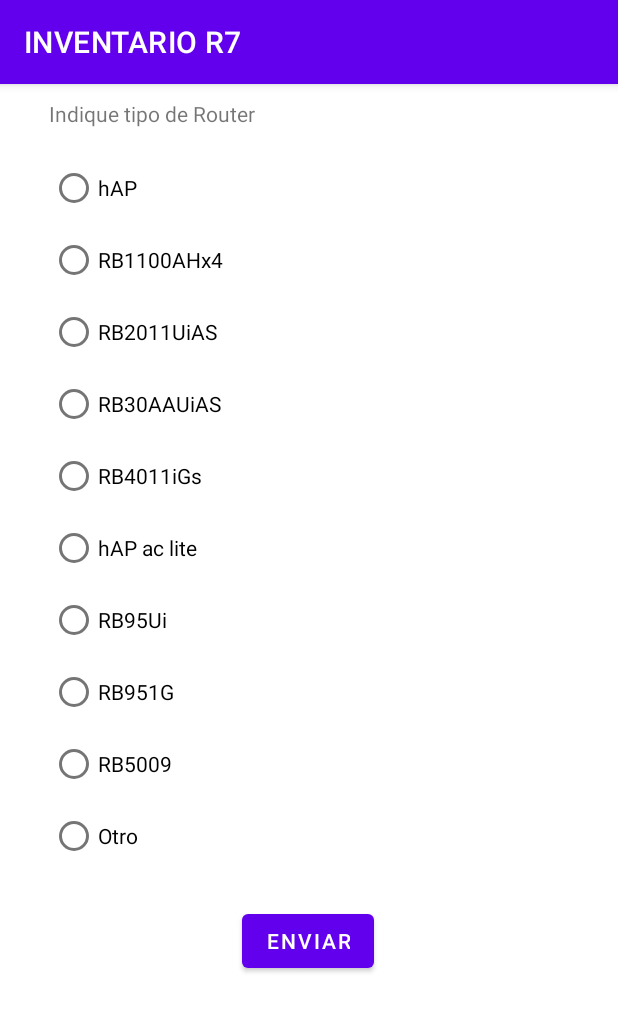
After one commit to MontesJuan1256672/INVENTARIO-R7, an Android app: the TipoDeRouter screen opened directly, with no data from a screen before it, on a phone screen of 412 x 824 dp. The commit adds this screen. Shown: the top 1012 px of the screen. Run offline under Robolectric (Android 15) with nearby library versions, the phone set to English and light mode, and no system bars.

Commit message:
11-01-2023

```diff
--- a/app/src/main/java/com/example/inventarior7/TipoDeMaterial.java
+++ b/app/src/main/java/com/example/inventarior7/TipoDeMaterial.java
@@ -164,6 +164,8 @@ public class TipoDeMaterial extends AppCompatActivity {
 
 
             //TODO salto a actividad TipoDeRouter
+            Intent tipoDeRaouter = new Intent(getApplicationContext(), TipoDeRouter.class);
+            startActivity(tipoDeRaouter);
         }
 
         else if(radBtnRadio.isChecked()) {
--- /dev/null
+++ b/app/src/main/java/com/example/inventarior7/TipoDeRouter.java
@@ -0,0 +1,144 @@
+package com.example.inventarior7;
+
+import androidx.appcompat.app.AppCompatActivity;
+
+import android.content.Intent;
+import android.os.Bundle;
+import android.view.View;
+import android.widget.RadioButton;
+import android.widget.RadioGroup;
+import android.widget.Toast;
+
+public class TipoDeRouter extends AppCompatActivity {
+    private RadioButton radBtnRouter_hAP;
+    private RadioButton radBtnRouter_RB1100;
+    private RadioButton radBtnRouter_RB2011;
+    private RadioButton radBtnRouter_RB30AA;
+    private RadioButton radBtnRouter_RB4011;
+    private RadioButton radBtnRouter_hAP_ac;
+    private RadioButton radBtnRouter_RB95;
+    private RadioButton radBtnRouter_RB951G;
+    private RadioButton radBtnRouter_RB5009;
+    private RadioButton radBtnRouter_otro;
+
+    private String str;
+
+    private RadioGroup radioGroup;
+
+
+    @Override
+    protected void onCreate(Bundle savedInstanceState) {
+        super.onCreate(savedInstanceState);
+        setContentView(R.layout.activity_tipo_de_router);
+
+        radBtnRouter_hAP = findViewById(R.id.radioButtonRouter_hAP);
+        radBtnRouter_RB1100 = findViewById(R.id.radioButtonRouter_RB1100);
+        radBtnRouter_RB2011 = findViewById(R.id.radioButtonRouter_RB2011);
+        radBtnRouter_RB30AA = findViewById(R.id.radioButtonRouter_30AA);
+        radBtnRouter_RB4011 = findViewById(R.id.radioButtonRouter_4011);
+        radBtnRouter_hAP_ac = findViewById(R.id.radioButtonRouter_hAP_ac);
+        radBtnRouter_RB95 = findViewById(R.id.radioButtonRouter_RB95);
+        radBtnRouter_RB951G = findViewById(R.id.radioButtonRouter_RB951G);
+        radBtnRouter_RB5009 = findViewById(R.id.radioButtonRouter_RB5009);
+        radBtnRouter_otro = findViewById(R.id.radioButtonRouter_otro);
+
+        radioGroup = findViewById(R.id.radioGroup20);
+    }
+
+    public void getTipoDeRouter(View view){
+        Intent marcaDeRouter = new Intent(getApplicationContext(), MarcaDeRouter.class);
+
+        if (radBtnRouter_hAP.isChecked()){
+            str = "hAP";
+
+            //TODO almacenar coaxial como tipo de cable en BD
+
+            //saltar a MarcaDeCable
+            startActivity(marcaDeRouter);
+        }
+
+        else if (radBtnRouter_RB1100.isChecked()){
+            str = "RB1100AHx4";
+
+            //TODO almacenar UTP como tipo de cable en BD
+
+            //saltar a MarcaDeCable
+            startActivity(marcaDeRouter);
+        }
+
+        else if (radBtnRouter_RB2011.isChecked()){
+            str = "RB2011UiAS";
+
+            //TODO almacenar UTP como tipo de cable en BD
+
+            //saltar a MarcaDeCable
+            startActivity(marcaDeRouter);
+        }
+
+        else if (radBtnRouter_RB30AA.isChecked()){
+            str = "RB30AAUiAS";
+
+            //TODO almacenar UTP como tipo de cable en BD
+
+            //saltar a MarcaDeCable
+            startActivity(marcaDeRouter);
+        }
+
+        else if (radBtnRouter_RB4011.isChecked()){
+            str = "RB4011iGS";
+
+            //TODO almacenar UTP como tipo de cable en BD
+
+            //saltar a MarcaDeCable
+            startActivity(marcaDeRouter);
+        }
+
+        else if (radBtnRouter_hAP_ac.isChecked()){
+            str = "hAP ac lite";
+
+            //TODO almacenar UTP como tipo de cable en BD
+
+            //saltar a MarcaDeCable
+            startActivity(marcaDeRouter);
+        }
+
+        else if (radBtnRouter_RB95.isChecked()){
+            str = "RB95Ui";
+
+            //TODO almacenar UTP como tipo de cable en BD
+
+            //saltar a MarcaDeCable
+            startActivity(marcaDeRouter);
+        }
+
+        else if (radBtnRouter_RB951G.isChecked()){
+            str = "RB951G";
+
+            //TODO almacenar UTP como tipo de cable en BD
+
+            //saltar a MarcaDeCable
+            startActivity(marcaDeRouter);
+        }
+
+        else if (radBtnRouter_RB5009.isChecked()){
+            str = "RB5009";
+
+            //TODO almacenar UTP como tipo de cable en BD
+
+            //saltar a MarcaDeCable
+            startActivity(marcaDeRouter);
+        }
+
+        else if (radBtnRouter_otro.isChecked()){
+            str = "Otro";
+            //Salta a actividad OtroCable;
+            Intent otroRouter = new Intent(getApplicationContext(), OtroRouter.class);
+            startActivity(otroRouter);
+        }
+
+        Toast.makeText(getApplicationContext(),str,Toast.LENGTH_SHORT).show();
+
+        //clear radio group
+        radioGroup.clearCheck();
+    }
+}
--- /dev/null
+++ b/app/src/main/res/layout/activity_tipo_de_router.xml
@@ -0,0 +1,102 @@
+<?xml version="1.0" encoding="utf-8"?>
+<androidx.constraintlayout.widget.ConstraintLayout
+    xmlns:android="http://schemas.android.com/apk/res/android"
+    xmlns:app="http://schemas.android.com/apk/res-auto"
+    xmlns:tools="http://schemas.android.com/tools"
+    android:layout_width="match_parent"
+    android:layout_height="match_parent"
+    tools:context=".TipoDeRouter">
+
+    <TextView
+        android:id="@+id/textView_tipo_router"
+        android:layout_width="wrap_content"
+        android:layout_height="wrap_content"
+        android:layout_marginTop="10dp"
+        android:text="@string/textview_tipo_de_router"
+        app:layout_constraintEnd_toEndOf="parent"
+        app:layout_constraintHorizontal_bias="0.12"
+        app:layout_constraintStart_toStartOf="parent"
+        app:layout_constraintTop_toTopOf="parent" />
+
+    <RadioGroup
+        android:id="@+id/radioGroup20"
+        android:layout_width="275dp"
+        android:layout_height="494dp"
+        android:layout_marginTop="16dp"
+        app:layout_constraintEnd_toEndOf="parent"
+        app:layout_constraintHorizontal_bias="0.242"
+        app:layout_constraintStart_toStartOf="parent"
+        app:layout_constraintTop_toBottomOf="@+id/textView_tipo_router">
+
+        <RadioButton
+            android:id="@+id/radioButtonRouter_hAP"
+            android:layout_width="match_parent"
+            android:layout_height="wrap_content"
+            android:text="@string/radiobutton_router_hAP" />
+
+        <RadioButton
+            android:id="@+id/radioButtonRouter_RB1100"
+            android:layout_width="match_parent"
+            android:layout_height="wrap_content"
+            android:text="@string/radiobutton_router_RB1100" />
+
+        <RadioButton
+            android:id="@+id/radioButtonRouter_RB2011"
+            android:layout_width="match_parent"
+            android:layout_height="wrap_content"
+            android:text="@string/radiobutton_router_re2011" />
+
+        <RadioButton
+            android:id="@+id/radioButtonRouter_30AA"
+            android:layout_width="match_parent"
+            android:layout_height="wrap_content"
+            android:text="@string/radiobutton_router_rb30aa" />
+
+        <RadioButton
+            android:id="@+id/radioButtonRouter_4011"
+            android:layout_width="match_parent"
+            android:layout_height="wrap_content"
+            android:text="@string/radiobutton_router_rb4011" />
+
+        <RadioButton
+            android:id="@+id/radioButtonRouter_hAP_ac"
+            android:layout_width="match_parent"
+            android:layout_height="wrap_content"
+            android:text="@string/radiobutton_router_hap_ac" />
+
+        <RadioButton
+            android:id="@+id/radioButtonRouter_RB95"
+            android:layout_width="match_parent"
+            android:layout_height="wrap_content"
+            android:text="@string/radiobutton_router_rb95" />
+
+        <RadioButton
+            android:id="@+id/radioButtonRouter_RB951G"
+            android:layout_width="match_parent"
+            android:layout_height="wrap_content"
+            android:text="@string/radiobutton_router_rb951g" />
+
+        <RadioButton
+            android:id="@+id/radioButtonRouter_RB5009"
+            android:layout_width="match_parent"
+            android:layout_height="wrap_content"
+            android:text="@string/radiobutton_router_rb5009" />
+
+        <RadioButton
+            android:id="@+id/radioButtonRouter_otro"
+            android:layout_width="match_parent"
+            android:layout_height="wrap_content"
+            android:text="@string/radiobutton_router_otro" />
+    </RadioGroup>
+
+    <Button
+        android:id="@+id/buttonSendTipoRouter"
+        android:layout_width="wrap_content"
+        android:layout_height="wrap_content"
+        android:layout_marginTop="8dp"
+        android:text="@string/button_send_tipo_router"
+        app:layout_constraintEnd_toEndOf="parent"
+        app:layout_constraintHorizontal_bias="0.498"
+        app:layout_constraintStart_toStartOf="parent"
+        app:layout_constraintTop_toBottomOf="@+id/radioGroup20" />
+</androidx.constraintlayout.widget.ConstraintLayout>
--- a/app/src/main/res/values/strings.xml
+++ b/app/src/main/res/values/strings.xml
@@ -130,5 +130,17 @@
     <string name="textview_marca_tornillo">Indique marca de tornillo</string>
     <string name="radiobutton__marca_tornillo_1">Marca tornillo 1 pendiente</string>
     <string name="radiobutton_marca_tornillo2">Marca tornillo 2 pendiente</string>
+    <string name="textview_tipo_de_router">Indique tipo de Router</string>
+    <string name="radiobutton_router_hAP">hAP</string>
+    <string name="radiobutton_router_RB1100">RB1100AHx4</string>
+    <string name="radiobutton_router_re2011">RB2011UiAS</string>
+    <string name="radiobutton_router_rb30aa">RB30AAUiAS</string>
+    <string name="radiobutton_router_rb4011">RB4011iGs</string>
+    <string name="radiobutton_router_hap_ac">hAP ac lite</string>
+    <string name="radiobutton_router_rb95">RB95Ui</string>
+    <string name="radiobutton_router_rb951g">RB951G</string>
+    <string name="radiobutton_router_rb5009">RB5009</string>
+    <string name="radiobutton_router_otro">Otro</string>
+    <string name="button_send_tipo_router">enviar</string>
 
 </resources>
```
Also changed, not shown: app/src/main/AndroidManifest.xml (+21 -0 lines), app/src/main/java/com/example/inventarior7/MarcaDeRouter.java (added, +14 -0 lines), app/src/main/java/com/example/inventarior7/OtroRouter.java (added, +14 -0 lines), app/src/main/res/layout/activity_marca_de_router.xml (added, +9 -0 lines), app/src/main/res/layout/activity_otro_router.xml (added, +20 -0 lines).
